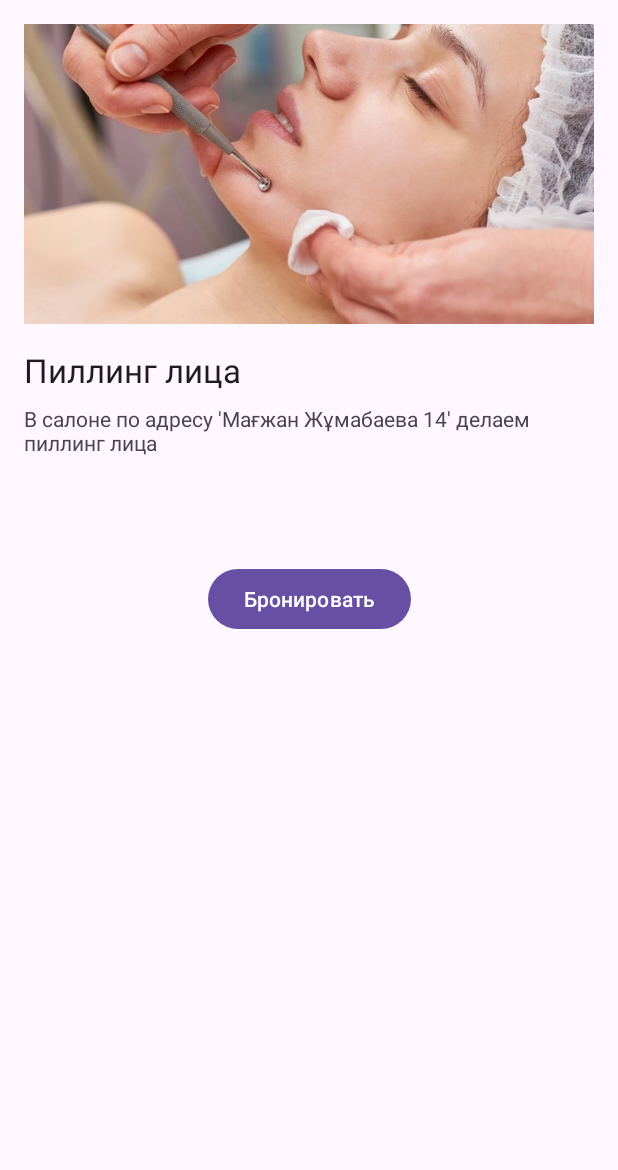
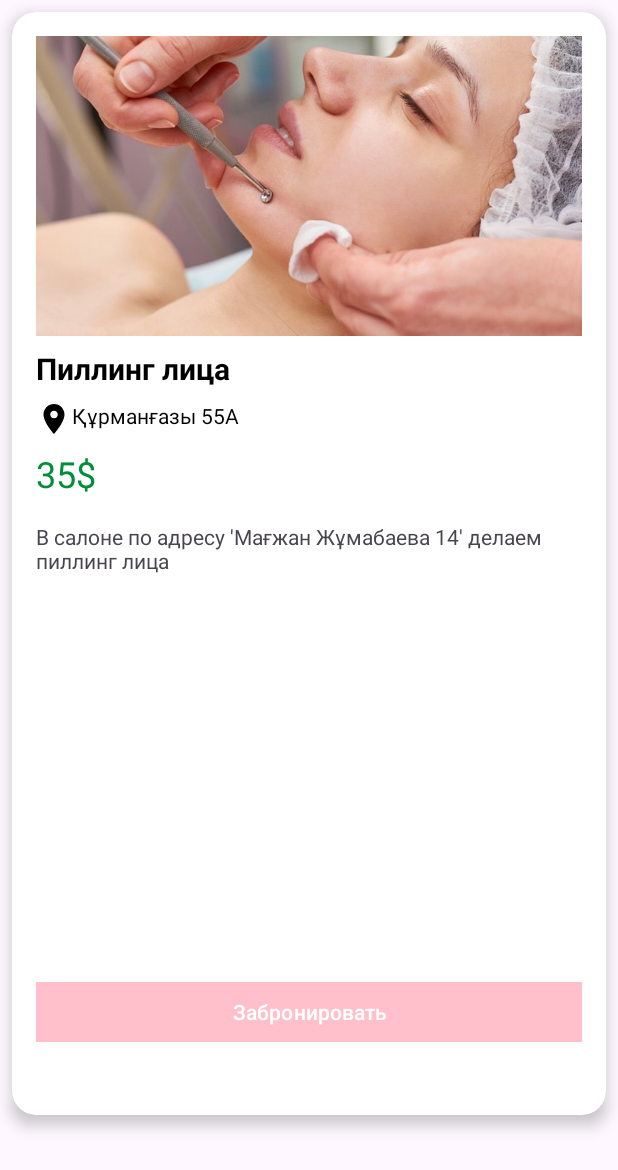
Before and after one commit to Arujanchik/SpaSalon, an Android app: the HomeActivity screen opened directly, with no data from a screen before it, after a tap on "Пиллинг лица", on a phone screen of 412 x 824 dp. Shown: the top 1170 px of the screen. Run offline under Robolectric (Android 15) with nearby library versions, the phone set to English and light mode, and no system bars.

Commit message:
ДДобавлен UIÐ дÑÐдля карточек и карточка detailsÐ

```diff
--- a/app/src/main/java/com/example/salon/HomeActivity.java
+++ b/app/src/main/java/com/example/salon/HomeActivity.java
@@ -34,8 +34,8 @@ public class HomeActivity extends AppCompatActivity implements ServicesAdapter.I
 
     private void initializeServiceData() {
         // Добавьте ваши данные услуг здесь
-        serviceItems.add(new ServiceItem("Пиллинг лица","В салоне по адресу 'Мағжан Жұмабаева 14' делаем пиллинг лица",R.drawable.tock,"3000 теңге","Адрес: Құрманғазы 55А"));
-        serviceItems.add(new ServiceItem("Маска для лица", "Маска для лица – это косметическое средство с выраженным эффектом, с помощью которого можно глубоко очистить кожу, обеспечить ей дополнительное питание или увлажнение.", R.drawable.tock, "Цена: 5000 тенге", "Адрес: Құрманғазы 55А"));
+        serviceItems.add(new ServiceItem("Пиллинг лица","В салоне по адресу 'Мағжан Жұмабаева 14' делаем пиллинг лица",R.drawable.tock,"35$","Құрманғазы 55А"));
+        serviceItems.add(new ServiceItem("Маска для лица", "Маска для лица – это косметическое средство с выраженным эффектом, с помощью которого можно глубоко очистить кожу, обеспечить ей дополнительное питание или увлажнение.", R.drawable.tock, "40$", "Құрманғазы 55А"));
 
 
 
@@ -50,6 +50,8 @@ public class HomeActivity extends AppCompatActivity implements ServicesAdapter.I
         intent.putExtra("TITLE", item.getTitle());
         intent.putExtra("DESCRIPTION", item.getDescription());
         intent.putExtra("IMAGE_RESOURCE_ID", item.getImageResourceId());
+        intent.putExtra("PRICE",item.getPrice());
+        intent.putExtra("ADDRESS",item.getAddress());
         startActivity(intent);
     }
 }
--- /dev/null
+++ b/app/src/main/res/drawable/description_background.xml
@@ -0,0 +1,6 @@
+<!-- res/drawable/description_background.xml -->
+<shape xmlns:android="http://schemas.android.com/apk/res/android">
+    <solid android:color="@android:color/white" />
+    <corners android:radius="8dp" />
+    <stroke android:color="@android:color/darker_gray" android:width="1dp" />
+</shape>
--- /dev/null
+++ b/app/src/main/res/drawable/ic_address.xml
@@ -0,0 +1,5 @@
+<vector android:height="24dp" android:tint="@color/white"
+    android:viewportHeight="24" android:viewportWidth="24"
+    android:width="24dp" xmlns:android="http://schemas.android.com/apk/res/android">
+    <path android:fillColor="@android:color/white" android:pathData="M12,2C8.13,2 5,5.13 5,9c0,5.25 7,13 7,13s7,-7.75 7,-13c0,-3.87 -3.13,-7 -7,-7zM12,11.5c-1.38,0 -2.5,-1.12 -2.5,-2.5s1.12,-2.5 2.5,-2.5 2.5,1.12 2.5,2.5 -1.12,2.5 -2.5,2.5z"/>
+</vector>
--- /dev/null
+++ b/app/src/main/res/drawable/ic_address2.xml
@@ -0,0 +1,5 @@
+<vector android:height="24dp" android:tint="@color/black"
+    android:viewportHeight="24" android:viewportWidth="24"
+    android:width="24dp" xmlns:android="http://schemas.android.com/apk/res/android">
+    <path android:fillColor="@android:color/white" android:pathData="M12,2C8.13,2 5,5.13 5,9c0,5.25 7,13 7,13s7,-7.75 7,-13c0,-3.87 -3.13,-7 -7,-7zM12,11.5c-1.38,0 -2.5,-1.12 -2.5,-2.5s1.12,-2.5 2.5,-2.5 2.5,1.12 2.5,2.5 -1.12,2.5 -2.5,2.5z"/>
+</vector>
--- a/app/src/main/res/layout/activity_service_detail.xml
+++ b/app/src/main/res/layout/activity_service_detail.xml
@@ -1,69 +1,98 @@
 <?xml version="1.0" encoding="utf-8"?>
-<androidx.constraintlayout.widget.ConstraintLayout xmlns:android="http://schemas.android.com/apk/res/android"
+<androidx.cardview.widget.CardView xmlns:android="http://schemas.android.com/apk/res/android"
     xmlns:app="http://schemas.android.com/apk/res-auto"
+    xmlns:tools="http://schemas.android.com/tools"
     android:layout_width="match_parent"
-    android:layout_height="match_parent"
+    android:layout_height="wrap_content"
+    android:layout_margin="8dp"
+    app:cardCornerRadius="16dp"
+    app:cardElevation="6dp"
+    android:layout_marginTop="24dp"
+    android:background="@color/pinkColor"
+    app:cardBackgroundColor="@android:color/white">
+
+    <androidx.constraintlayout.widget.ConstraintLayout
+        android:layout_width="wrap_content"
+        android:layout_height="735dp"
         android:padding="16dp">
 
         <ImageView
             android:id="@+id/service_detail_image"
-        android:layout_width="match_parent"
+            android:layout_width="0dp"
             android:layout_height="200dp"
             android:scaleType="centerCrop"
-        app:srcCompat="@drawable/ic_launcher_background"
+            app:layout_constraintEnd_toEndOf="parent"
+            app:layout_constraintStart_toStartOf="parent"
             app:layout_constraintTop_toTopOf="parent"
+            app:srcCompat="@drawable/tock" />
+
+
+        <LinearLayout
+            android:id="@+id/service_detail_content"
+            android:layout_width="376dp"
+            android:layout_height="390dp"
+            android:layout_marginTop="8dp"
+            android:orientation="vertical"
+            app:layout_constraintEnd_toEndOf="parent"
+            app:layout_constraintHorizontal_bias="0.0"
             app:layout_constraintStart_toStartOf="parent"
-        app:layout_constraintEnd_toEndOf="parent"/>
+            app:layout_constraintTop_toBottomOf="@+id/service_detail_image">
 
             <TextView
                 android:id="@+id/service_detail_title"
-        android:layout_width="0dp"
+                android:layout_width="match_parent"
                 android:layout_height="wrap_content"
-        android:layout_marginTop="16dp"
                 android:text="Название услуги"
-        android:textAppearance="@style/TextAppearance.AppCompat.Large"
-        app:layout_constraintTop_toBottomOf="@+id/service_detail_image"
-        app:layout_constraintStart_toStartOf="parent"
-        app:layout_constraintEnd_toEndOf="parent"/>
+                android:textColor="@color/black"
+                android:textSize="20sp"
+                android:textStyle="bold" />
 
             <TextView
-        android:id="@+id/service_detail_description"
-        android:layout_width="0dp"
+                android:id="@+id/service_detail_address"
+                android:layout_width="167dp"
                 android:layout_height="wrap_content"
                 android:layout_marginTop="8dp"
-        android:text="Описание услуги"
-        app:layout_constraintTop_toBottomOf="@+id/service_detail_title"
-        app:layout_constraintStart_toStartOf="parent"
-        app:layout_constraintEnd_toEndOf="parent"/>
+                android:drawableStart="@drawable/ic_address2"
+                android:text="Құрманғазы 16"
+                android:textColor="@color/black"
+                app:layout_constraintEnd_toEndOf="parent"
+                app:layout_constraintStart_toStartOf="parent" />
 
             <TextView
                 android:id="@+id/service_detail_price"
                 android:layout_width="match_parent"
                 android:layout_height="wrap_content"
-        android:layout_marginTop="8dp"
-        android:text="Цена"
-        app:layout_constraintTop_toBottomOf="@+id/service_detail_description"
-        app:layout_constraintStart_toStartOf="parent"
-        app:layout_constraintEnd_toEndOf="parent"/>
+                android:layout_marginVertical="8dp"
+                android:text="40$"
+                android:textColor="@color/green_200"
+                android:textSize="24sp" />
 
             <TextView
-        android:id="@+id/service_detail_address"
-        android:layout_width="match_parent"
-        android:layout_height="wrap_content"
-        android:layout_marginTop="8dp"
-        android:text="Адрес"
-        app:layout_constraintTop_toBottomOf="@+id/service_detail_price"
-        app:layout_constraintStart_toStartOf="parent"
-        app:layout_constraintEnd_toEndOf="parent"/>
+                android:id="@+id/service_detail_description"
+                android:layout_width="354dp"
+                android:layout_height="226dp"
+                android:layout_marginVertical="8dp"
+                android:text="Описание" />
+
+
+        </LinearLayout>
 
         <Button
             android:id="@+id/button_book"
-        android:layout_width="wrap_content"
-        android:layout_height="wrap_content"
+            android:layout_width="408dp"
+            android:layout_height="48dp"
+            android:layout_marginVertical="16dp"
+            android:layout_marginStart="28dp"
             android:layout_marginTop="16dp"
-        android:text="Бронировать"
-        app:layout_constraintTop_toBottomOf="@+id/service_detail_address"
+            android:layout_marginEnd="28dp"
+            android:layout_marginBottom="16dp"
+            android:backgroundTint="@color/pinkColor"
+            android:text="Забронировать"
+            android:textColor="@android:color/white"
+            app:layout_constraintBottom_toBottomOf="parent"
+            app:layout_constraintEnd_toEndOf="parent"
             app:layout_constraintStart_toStartOf="parent"
-        app:layout_constraintEnd_toEndOf="parent"/>
+            app:layout_constraintTop_toBottomOf="@+id/service_detail_content" />
 
     </androidx.constraintlayout.widget.ConstraintLayout>
+</androidx.cardview.widget.CardView>
```
Also changed, not shown: app/src/main/res/drawable/button_background.xml (added, +14 -0 lines), app/src/main/res/drawable/image_border.xml (added, +7 -0 lines), app/src/main/res/layout/item_service.xml (+13 -6 lines). Lines whose indentation alone changed are shown as unchanged.
